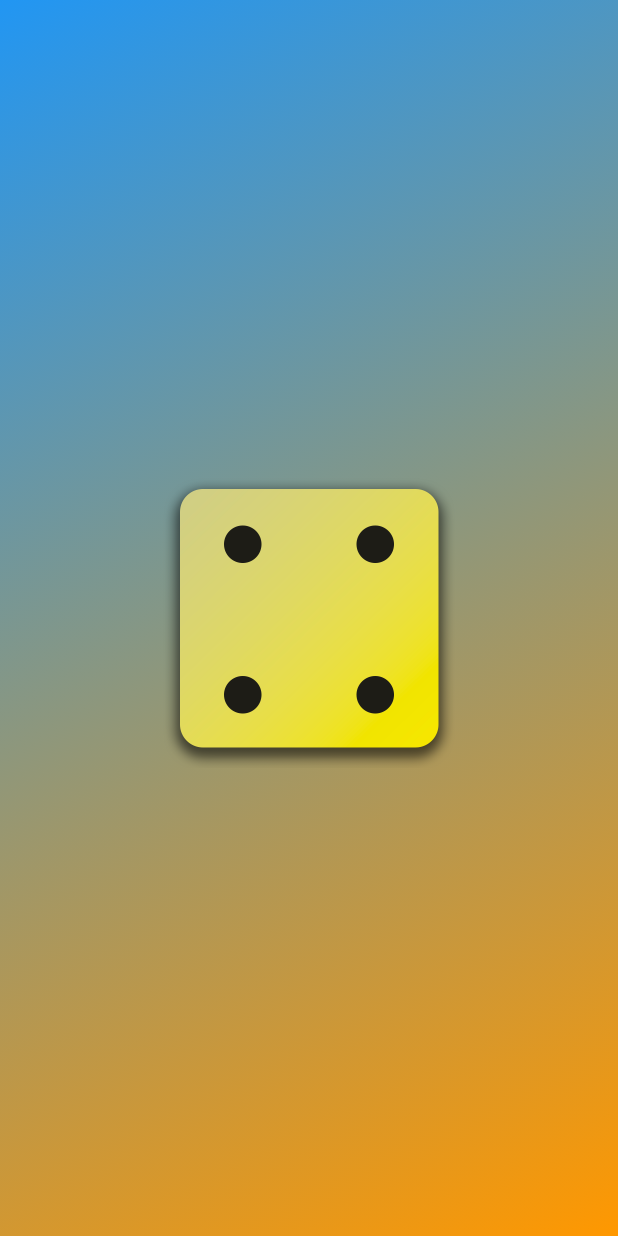
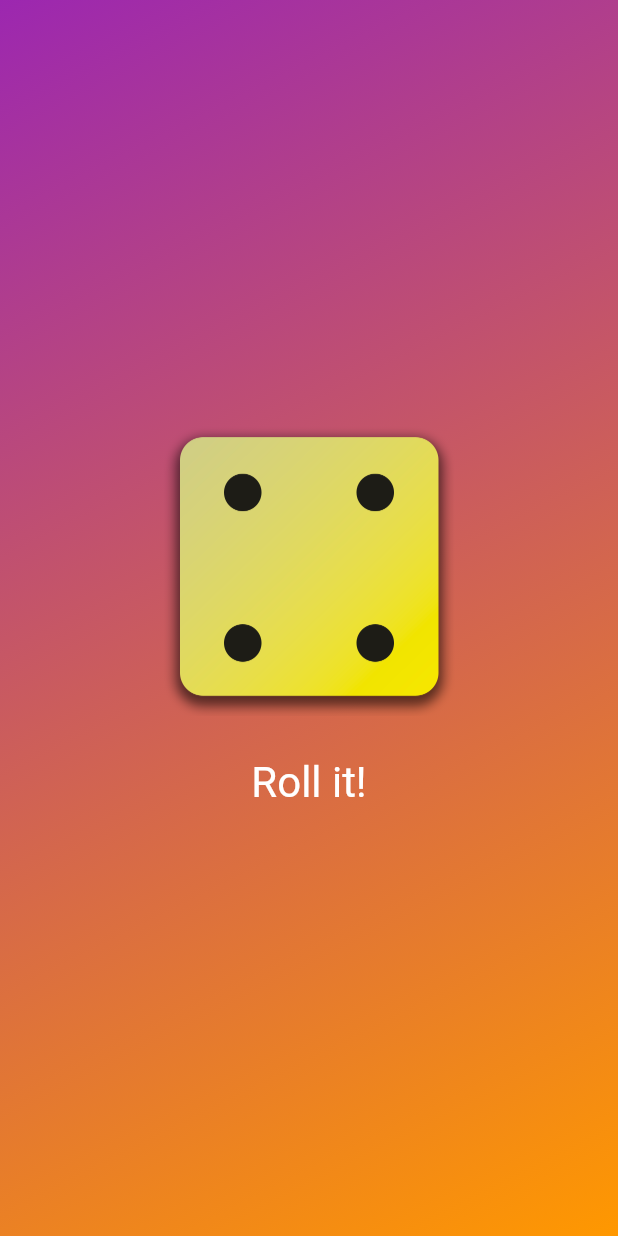
Before and after one commit to weitecklee/dice_app, a Flutter app: the screen it shows after launch, on a phone screen of 412 x 824 dp. Run offline on Flutter 3.47's test engine with Material 3 defaults, Android fonts, the phone set to English and light mode, and no system bars.

Commit message:
Roll it button

```diff
--- a/lib/gradient_container.dart
+++ b/lib/gradient_container.dart
@@ -4,6 +4,8 @@ class GradientContainer extends StatelessWidget {
   const GradientContainer(this.colors, {super.key});
 
   final List<Color> colors;
+
+  void rollDice() {}
 
   @override
   Widget build(BuildContext context) {
@@ -16,9 +18,27 @@ class GradientContainer extends StatelessWidget {
         ),
       ),
       child: Center(
-        child: Image.asset(
-          'assets/images/dice-4.png',
-          width: 200,
+        child: Column(
+          mainAxisAlignment: MainAxisAlignment.center,
+          children: [
+            Image.asset(
+              'assets/images/dice-4.png',
+              width: 200,
+            ),
+            const SizedBox(height: 20),
+            TextButton(
+              onPressed: rollDice,
+              style: TextButton.styleFrom(
+                foregroundColor: Colors.white,
+                textStyle: const TextStyle(
+                  fontSize: 28,
+                ),
+              ),
+              child: const Text(
+                'Roll it!',
+              ),
+            )
+          ],
         ),
       ),
     );
--- a/lib/main.dart
+++ b/lib/main.dart
@@ -7,7 +7,7 @@ void main() {
       home: Scaffold(
         body: GradientContainer(
           [
-            Colors.blue,
+            Colors.purple,
             Colors.orange,
           ],
         ),
```
